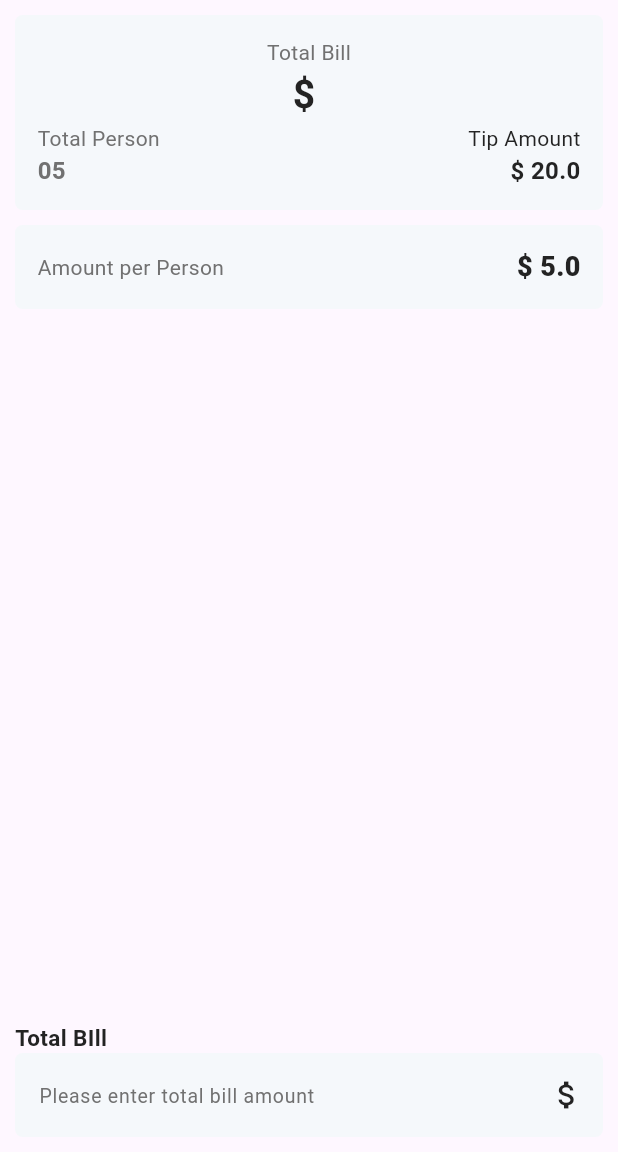
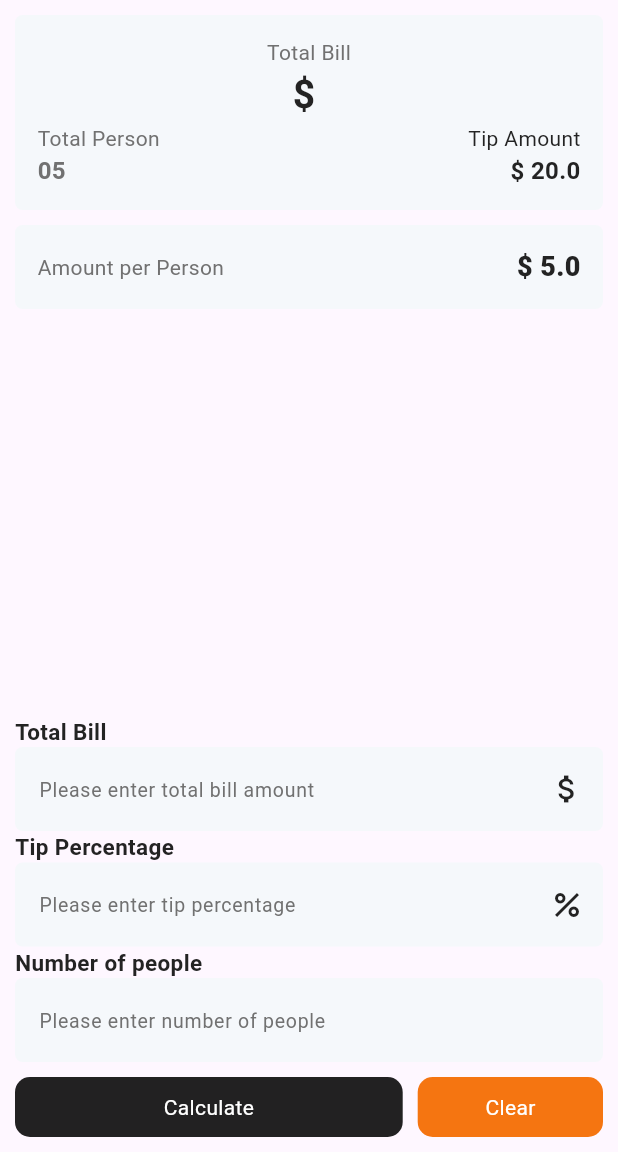
Before and after one commit to tasnia-tabassum18/Tip_Calculator, a Flutter app: the screen it shows after launch, on a phone screen of 412 x 824 dp, the part 84-1236 px from its top. Run offline on Flutter 3.47's test engine with Material 2 defaults, Android fonts, the phone set to English and light mode, and no system bars.

Commit message:
last two fields of form updated

```diff
--- a/planit_project/lib/TipCalculator.dart
+++ b/planit_project/lib/TipCalculator.dart
@@ -10,6 +10,8 @@ class TipCalculator extends StatefulWidget {
 
 class _TipCalculatorState extends State<TipCalculator> {
    final totallBillController = TextEditingController();
+   final totaltipController = TextEditingController();
+   final totalpeopleController = TextEditingController();
    final formkey = GlobalKey<FormState>();
    static const Color containerColor = Color(0xFFF5F8FB); //setting color globally
    static const Color textBlack = Color(0xFF232323);
@@ -32,7 +34,7 @@ class _TipCalculatorState extends State<TipCalculator> {
       padding: const EdgeInsets.all(10),
         child: Form(
           key: formkey,
-          child: Column(
+          child: Column( // I can wrap this with scoller widget to fix the error, in that case, spacer should be commented out
             crossAxisAlignment: CrossAxisAlignment.start,
             children: [
                 Container(
@@ -87,15 +89,76 @@ class _TipCalculatorState extends State<TipCalculator> {
                 const Spacer(),
                 simpleInputField(
                   controller: totallBillController,
-                  title: "Total BIll",
+                  title: "Total Bill",
+                  iconData: Icons.attach_money,
                   hinttext: "Please enter total bill amount"
 
-                )
+                ),
+              simpleInputField(
+                  controller: totaltipController,
+                  title: "Tip Percentage",
+                  iconData: Icons.percent,
+                  hinttext: "Please enter tip percentage"
+
+              ),
+              simpleInputField(
+                  controller: totalpeopleController,
+                  title: "Number of people",
+                  hinttext: "Please enter number of people"
+
+              ),
+              Row(
+                children: [
+                  Expanded(
+                    child: GestureDetector(
+                      onTap: (){
+                        formkey.currentState!.validate();
+
+                      },
+                      child: Container(
+                        margin: const EdgeInsets.only(top:10),
+                        padding: const EdgeInsets.symmetric(vertical: 10, horizontal:45),
+                        decoration: BoxDecoration(
+                          color: Colors.black87,
+                          borderRadius: BorderRadius.circular(10),
+
+                        ),
+                        alignment: Alignment.center,
+                        child: const Text("Calculate", style: TextStyle(color: Colors.white)),
+                      ),
+                    ),
+                  ),
+                  const SizedBox(width: 10,),
+
+                  GestureDetector(
+                    onTap: (){
+
+                    },
+                    child: Container(
+                      margin: const EdgeInsets.only(top:10),
+                      padding: const EdgeInsets.symmetric(vertical: 10, horizontal:45),
+                      decoration: BoxDecoration(
+                        color: clearButtonColor,
+                        borderRadius: BorderRadius.circular(10),
+
+                      ),
+                      child: const Text("Clear", style: TextStyle(color: Colors.white)),
+                    ),
+                  ),
+                ],
+
+              ),
+
+
+
+
+
 
             ],
 
 
           ),
+
         )),
 
 
--- a/planit_project/lib/Widgets/simpleInputField.dart
+++ b/planit_project/lib/Widgets/simpleInputField.dart
@@ -4,7 +4,8 @@ class simpleInputField extends StatefulWidget {
   final TextEditingController controller;
   final String title;
   final String hinttext;
-  const simpleInputField({super.key, required this.controller, required this.title, required this.hinttext});
+  final IconData? iconData;
+  const simpleInputField({super.key, required this.controller, required this.title, required this.hinttext, this.iconData});
 
   @override
   State<simpleInputField> createState() => _simpleInputFieldState();
@@ -29,7 +30,7 @@ class _simpleInputFieldState extends State<simpleInputField> {
               decoration: InputDecoration(
               hintText: widget.hinttext,
               hintStyle: TextStyle(fontSize: 13,fontWeight: FontWeight.w400,color: textlightBlack),
-              suffixIcon: Icon(Icons.attach_money,color: textBlack,),
+              suffixIcon: widget.iconData != null? Icon(widget.iconData,color: textBlack,): Text(""),
               filled: true,
               fillColor: containerColor,
               border: OutlineInputBorder(
@@ -45,7 +46,7 @@ class _simpleInputFieldState extends State<simpleInputField> {
               borderRadius: BorderRadius.circular(5)
               ),
               ),
-              onChanged: (value){
+              onFieldSubmitted: (value){
               if(value.isEmpty){
               widget.controller.text= "0.00";
               }
@@ -55,14 +56,21 @@ class _simpleInputFieldState extends State<simpleInputField> {
 
               });
               },
-              validator: (value){
+             validator: (value){
                 if(value == null || value.isEmpty){
                   return "Please enter a valid amount";
 
                 }
                 return null;
 
-              },
+          },
+            onSaved: (value){
+                widget.controller.text = value.toString();
+                setState(() {
+
+                });
+            },
+
               ),
     ],
     );
```
